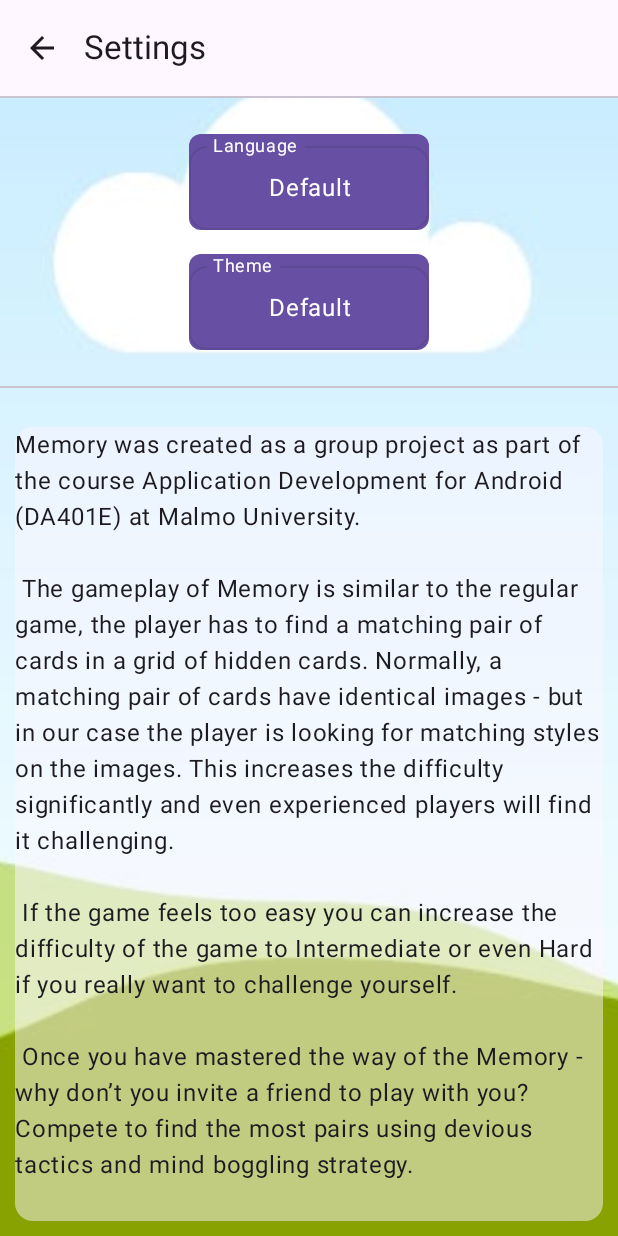
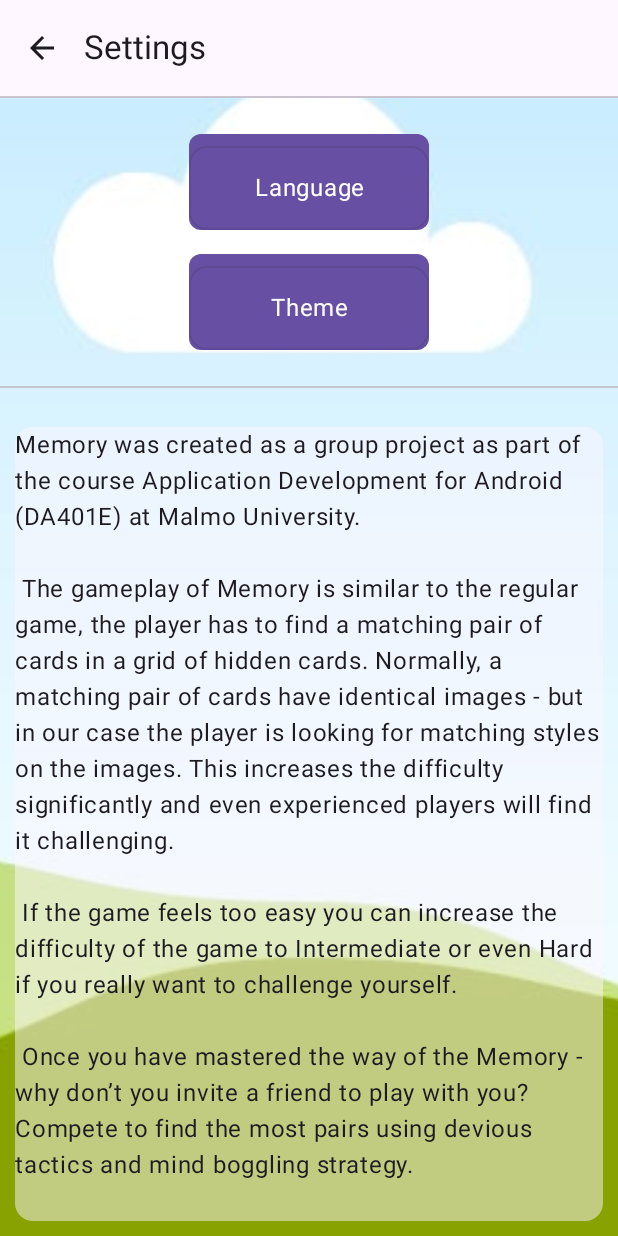
Before and after one commit to krilleellerstoffe/Memory, an Android app built with Jetpack Compose: the SettingsScreen screen opened through its navigation route, on a phone screen of 412 x 824 dp. Run offline under Robolectric (Android 15) with nearby library versions, the phone set to English and light mode, and no system bars; our stand-ins replace Dagger/Hilt's generated code.

Commit message:
Minor fix
Signed-off-by: Joel Eriksson Sinclair <joeles76@gmail.com>

```diff
--- a/app/src/main/java/se/mau/al0038/memory/ui/SettingsScreen.kt
+++ b/app/src/main/java/se/mau/al0038/memory/ui/SettingsScreen.kt
@@ -112,9 +112,9 @@ fun LanguagePicker() {
     )
 
     SettingsDropdown(
-        label = stringResource(id = R.string.languageHeader),
+        label = stringResource(id = R.string.blank_string),
         items = localeOptions.keys.toList(),
-        selectedItem = localeOptions.keys.first(),
+        selectedItem = R.string.languageHeader,
         onItemSelected = {
             AppCompatDelegate.setApplicationLocales(
                 LocaleListCompat.forLanguageTags(localeOptions[it])
@@ -131,9 +131,10 @@ fun DarkModeSwitch() {
         R.string.dark_mode to AppCompatDelegate.MODE_NIGHT_YES,
     )
 
-    SettingsDropdown(label = stringResource(id = R.string.dark_mode_header),
+    SettingsDropdown(
+        label = stringResource(id = R.string.blank_string),
         items = options.keys.toList(),
-        selectedItem = options.keys.first(),
+        selectedItem = R.string.dark_mode_header,
         onItemSelected = {
             options[it]?.let { it1 -> AppCompatDelegate.setDefaultNightMode(it1) }
         }
--- a/app/src/main/res/values/strings.xml
+++ b/app/src/main/res/values/strings.xml
@@ -56,4 +56,5 @@
     <string name="save_high_score">Save high score</string>
     <string name="dont_save">Don\'t save</string>
     <string name="highscore_card">Name: %s\nScore: %d\nAttempts: %d</string>
+    <string name="blank_string" translatable="false"> </string>
 </resources>
```
